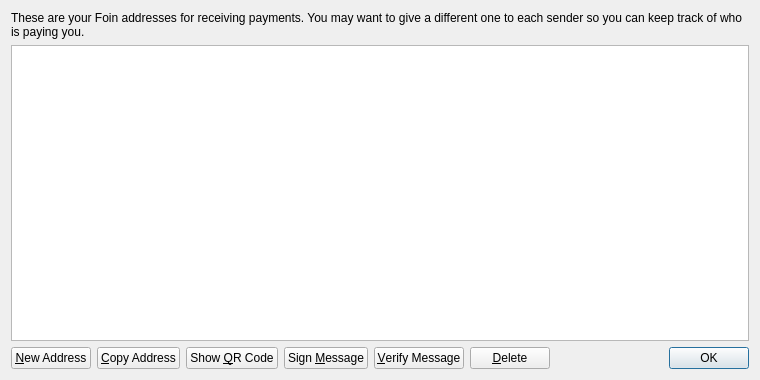
Above: src/qt/forms/addressbookpage.ui from foinio/foin before the change. Below: the same form after it.
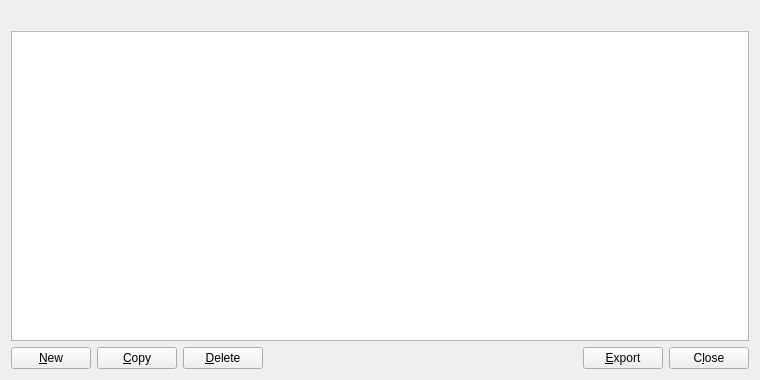
That is the form after the change. Icons and pictures are not drawn.

```diff
--- a/src/qt/forms/addressbookpage.ui
+++ b/src/qt/forms/addressbookpage.ui
@@ -16,9 +16,6 @@
   <layout class="QVBoxLayout" name="verticalLayout">
    <item>
     <widget class="QLabel" name="labelExplanation">
-     <property name="text">
-      <string>These are your Foin addresses for receiving payments. You may want to give a different one to each sender so you can keep track of who is paying you.</string>
-     </property>
      <property name="textFormat">
       <enum>Qt::PlainText</enum>
      </property>
@@ -38,6 +35,9 @@
      <property name="tabKeyNavigation">
       <bool>false</bool>
      </property>
+     <property name="alternatingRowColors">
+      <bool>true</bool>
+     </property>
      <property name="selectionMode">
       <enum>QAbstractItemView::SingleSelection</enum>
      </property>
@@ -60,7 +60,14 @@
         <string>Create a new address</string>
        </property>
        <property name="text">
-        <string>&amp;New Address</string>
+        <string>&amp;New</string>
+       </property>
+       <property name="icon">
+        <iconset resource="../bitcoin.qrc">
+         <normaloff>:/icons/add</normaloff>:/icons/add</iconset>
+       </property>
+       <property name="autoDefault">
+        <bool>false</bool>
        </property>
       </widget>
      </item>
@@ -70,45 +77,32 @@
         <string>Copy the currently selected address to the system clipboard</string>
        </property>
        <property name="text">
-        <string>&amp;Copy Address</string>
+        <string>&amp;Copy</string>
        </property>
-      </widget>
-     </item>
-     <item>
-      <widget class="QPushButton" name="showQRCode">
-       <property name="text">
-        <string>Show &amp;QR Code</string>
+       <property name="icon">
+        <iconset resource="../bitcoin.qrc">
+         <normaloff>:/icons/editcopy</normaloff>:/icons/editcopy</iconset>
        </property>
-      </widget>
-     </item>
-     <item>
-      <widget class="QPushButton" name="signMessage">
-       <property name="toolTip">
-        <string>Sign a message to prove you own a Foin address</string>
+       <property name="autoDefault">
+        <bool>false</bool>
        </property>
-       <property name="text">
-        <string>Sign &amp;Message</string>
-       </property>
       </widget>
      </item>
      <item>
-      <widget class="QPushButton" name="verifyMessage">
-       <property name="toolTip">
-        <string>Verify a message to ensure it was signed with a specified Foin address</string>
-       </property>
-       <property name="text">
-        <string>&amp;Verify Message</string>
-       </property>
-      </widget>
-     </item>
-     <item>
-      <widget class="QPushButton" name="deleteButton">
+      <widget class="QPushButton" name="deleteAddress">
        <property name="toolTip">
         <string>Delete the currently selected address from the list</string>
        </property>
        <property name="text">
         <string>&amp;Delete</string>
        </property>
+       <property name="icon">
+        <iconset resource="../bitcoin.qrc">
+         <normaloff>:/icons/remove</normaloff>:/icons/remove</iconset>
+       </property>
+       <property name="autoDefault">
+        <bool>false</bool>
+       </property>
       </widget>
      </item>
      <item>
@@ -125,15 +119,35 @@
       </spacer>
      </item>
      <item>
-      <widget class="QDialogButtonBox" name="buttonBox">
+      <widget class="QPushButton" name="exportButton">
+       <property name="toolTip">
+        <string>Export the data in the current tab to a file</string>
+       </property>
+       <property name="text">
+        <string>&amp;Export</string>
+       </property>
+       <property name="icon">
+        <iconset resource="../bitcoin.qrc">
+         <normaloff>:/icons/export</normaloff>:/icons/export</iconset>
+       </property>
+       <property name="autoDefault">
+        <bool>false</bool>
+       </property>
+      </widget>
+     </item>
+     <item>
+      <widget class="QPushButton" name="closeButton">
        <property name="sizePolicy">
-        <sizepolicy hsizetype="Maximum" vsizetype="Fixed">
+        <sizepolicy hsizetype="Minimum" vsizetype="Minimum">
          <horstretch>0</horstretch>
          <verstretch>0</verstretch>
         </sizepolicy>
        </property>
-       <property name="standardButtons">
-        <set>QDialogButtonBox::Ok</set>
+       <property name="text">
+        <string>C&amp;lose</string>
+       </property>
+       <property name="autoDefault">
+        <bool>false</bool>
        </property>
       </widget>
      </item>
```
Left out of the diff: 9 changed lines with no effect on the pictures.
